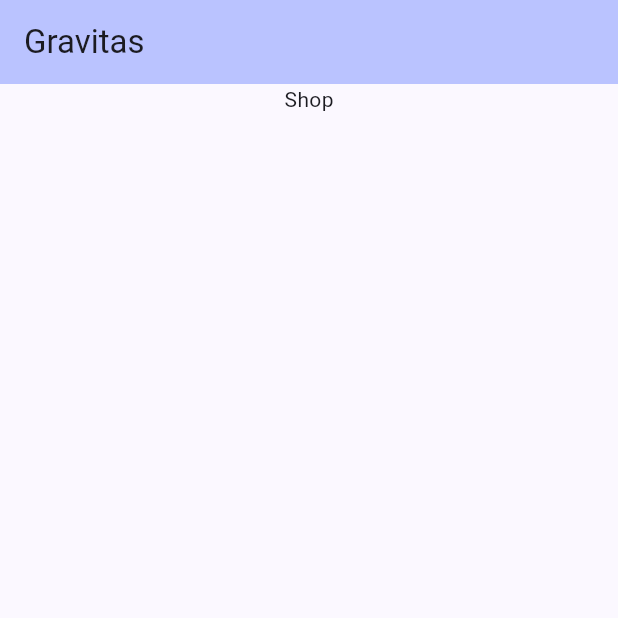
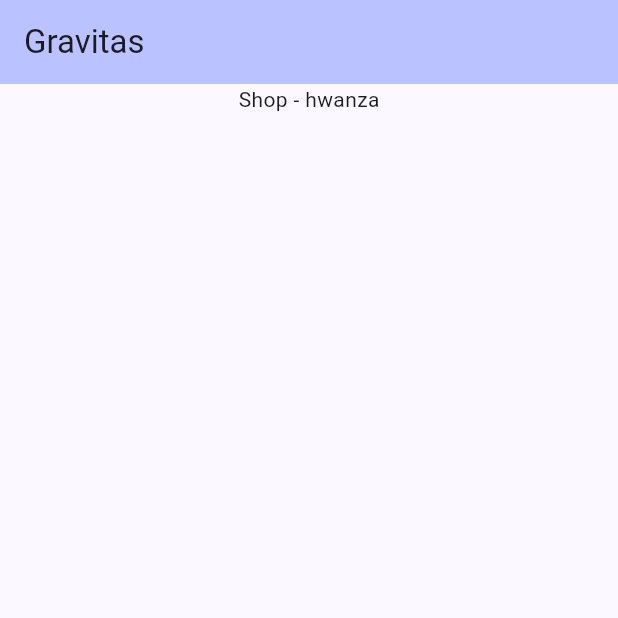
Before and after one commit to MinorFlow/gravitas_app, a Flutter app: the screen it shows after launch, swiped to page 4, on a phone screen of 412 x 824 dp, the top half of it. Run offline on Flutter 3.47's test engine with Material 2 defaults, Android fonts, the phone set to English and light mode, and no system bars.

Commit message:
update text

```diff
--- a/lib/shop/pages/shop_page.dart
+++ b/lib/shop/pages/shop_page.dart
@@ -17,7 +17,7 @@ class _ShopPageState extends State<ShopPage> with AutomaticKeepAliveClientMixin
     super.build(context);
     return const Column(
       children: [
-        Text('Shop')
+        Text('Shop - hwanza')
       ],
     );
   }
```
